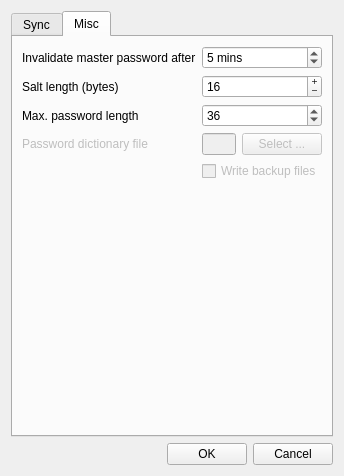
Old version of the form Qt-SESAM/optionsdialog.ui in the repository 607011/Qt-SESAM.
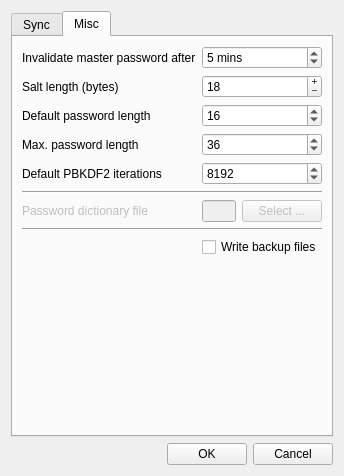
New version of the form. The open tabs and pages were chosen to show the change.

Commit message: Updated `OptionsDialog`: added default password length spinbox, added default PBKDF2 iterations spinbox.

Diff of the .ui file:
```diff
--- a/Qt-SESAM/optionsdialog.ui
+++ b/Qt-SESAM/optionsdialog.ui
@@ -7,7 +7,7 @@
     <x>0</x>
     <y>0</y>
     <width>343</width>
-    <height>465</height>
+    <height>449</height>
    </rect>
   </property>
   <property name="windowTitle">
@@ -332,11 +332,11 @@
             <number>1</number>
            </property>
            <property name="value">
-            <number>16</number>
+            <number>18</number>
            </property>
           </widget>
          </item>
-         <item row="4" column="0">
+         <item row="7" column="0">
           <widget class="QLabel" name="label_9">
            <property name="enabled">
             <bool>false</bool>
@@ -346,7 +346,7 @@
            </property>
           </widget>
          </item>
-         <item row="4" column="1">
+         <item row="7" column="1">
           <layout class="QHBoxLayout" name="horizontalLayout_4">
            <item>
             <widget class="QLineEdit" name="passwordFileLineEdit">
@@ -367,24 +367,14 @@
            </item>
           </layout>
          </item>
-         <item row="5" column="1">
-          <widget class="QCheckBox" name="writeBackupsCheckBox">
-           <property name="enabled">
-            <bool>false</bool>
-           </property>
-           <property name="text">
-            <string>Write backup files</string>
-           </property>
-          </widget>
-         </item>
-         <item row="2" column="0">
+         <item row="3" column="0">
           <widget class="QLabel" name="label_6">
            <property name="text">
             <string>Max. password length</string>
            </property>
           </widget>
          </item>
-         <item row="2" column="1">
+         <item row="3" column="1">
           <widget class="QSpinBox" name="maxPasswordLengthSpinBox">
            <property name="minimum">
             <number>4</number>
@@ -394,6 +384,70 @@
            </property>
           </widget>
          </item>
+         <item row="2" column="0">
+          <widget class="QLabel" name="label_11">
+           <property name="text">
+            <string>Default password length</string>
+           </property>
+          </widget>
+         </item>
+         <item row="2" column="1">
+          <widget class="QSpinBox" name="defaultPasswordLengthSpinBox">
+           <property name="minimum">
+            <number>4</number>
+           </property>
+           <property name="value">
+            <number>16</number>
+           </property>
+          </widget>
+         </item>
+         <item row="5" column="0" colspan="2">
+          <widget class="Line" name="line">
+           <property name="orientation">
+            <enum>Qt::Horizontal</enum>
+           </property>
+          </widget>
+         </item>
+         <item row="9" column="1">
+          <widget class="QCheckBox" name="writeBackupsCheckBox">
+           <property name="enabled">
+            <bool>true</bool>
+           </property>
+           <property name="text">
+            <string>Write backup files</string>
+           </property>
+          </widget>
+         </item>
+         <item row="8" column="0" colspan="2">
+          <widget class="Line" name="line_2">
+           <property name="orientation">
+            <enum>Qt::Horizontal</enum>
+           </property>
+          </widget>
+         </item>
+         <item row="4" column="0">
+          <widget class="QLabel" name="label_12">
+           <property name="text">
+            <string>Default PBKDF2 iterations</string>
+           </property>
+          </widget>
+         </item>
+         <item row="4" column="1">
+          <widget class="QSpinBox" name="defaultPBKDF2IterationsSpinBox">
+           <property name="minimum">
+            <number>1</number>
+           </property>
+           <property name="maximum">
+            <number>16777216</number>
+           </property>
+           <property name="singleStep">
+            <number>1024</number>
+           </property>
+           <property name="value">
+            <number>8192</number>
+           </property>
+          </widget>
+         </item>
         </layout>
        </item>
        <item>
```
Left out of the diff: 3 changed lines with no effect on the pictures. The commit also changes 3 other files.
